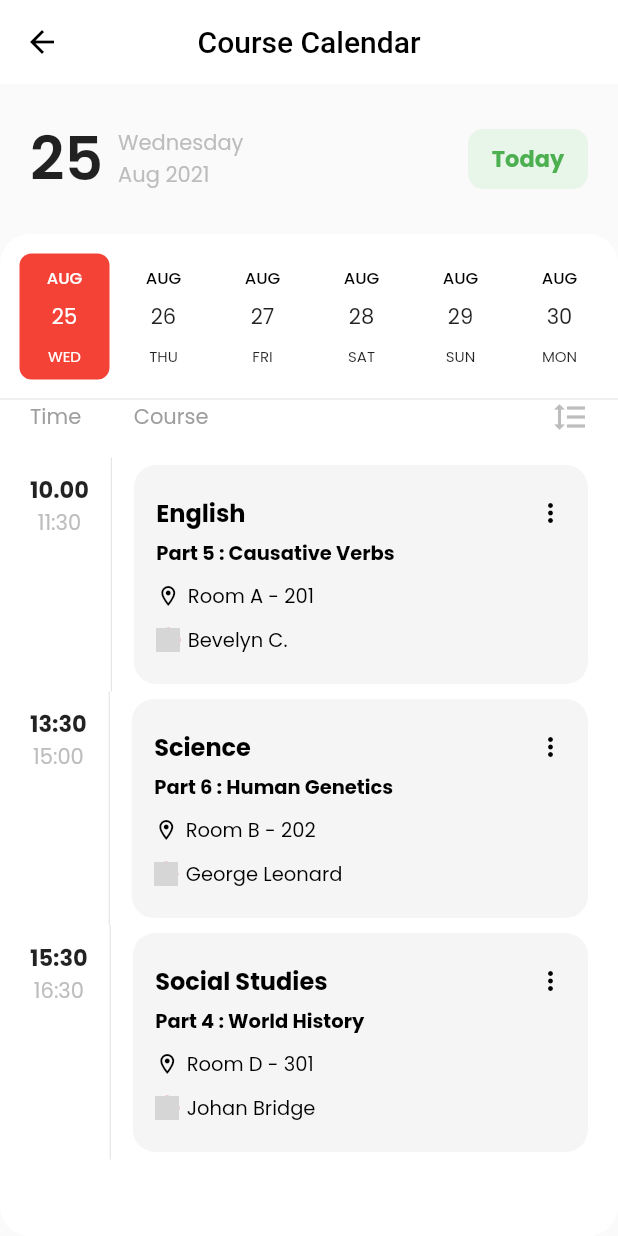
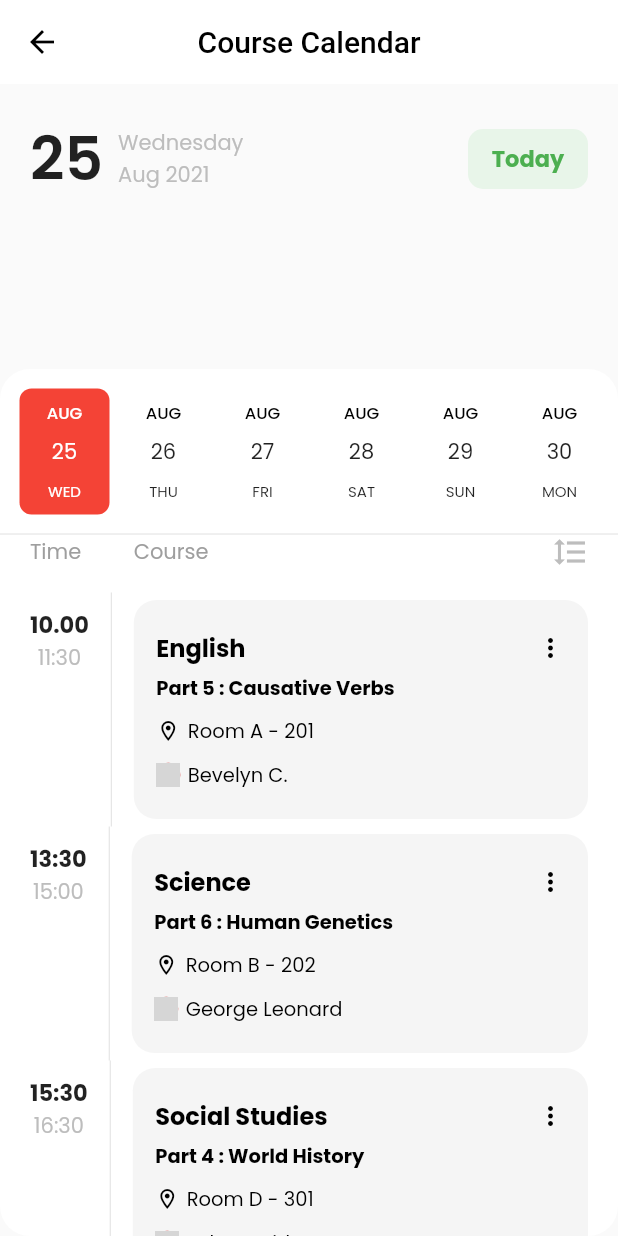
Before and after one commit to codekaze/flamelearning, a Flutter app: the CourseCalendarView screen opened directly, on a phone screen of 412 x 824 dp. Run offline on Flutter 3.47's test engine with Material 2 defaults, Android fonts, the light colour scheme and no system bars; drawn by our look-alikes of date_picker_timeline; our stand-ins replace flutter_icons, flutter_rating_bar, flutter_slidable, get, get_storage, google_fonts; missing offline and left inert: desktop_window, syncfusion_flutter_pdfviewer; accounts and stored records are empty; network calls fail; grey boxes are pictures that could not be loaded.

Commit message:
Wed, Aug 25, 14:03:11

```diff
--- a/lib/module/course_calendar/view/course_calendar_view.dart
+++ b/lib/module/course_calendar/view/course_calendar_view.dart
@@ -20,7 +20,7 @@ class CourseCalendarView extends StatelessWidget {
           appBar: AppBar(
             title: Text("Course Calendar"),
           ),
-          body: Stack(
+          body: Column(
             children: [
               Container(
                 child: Padding(
```
